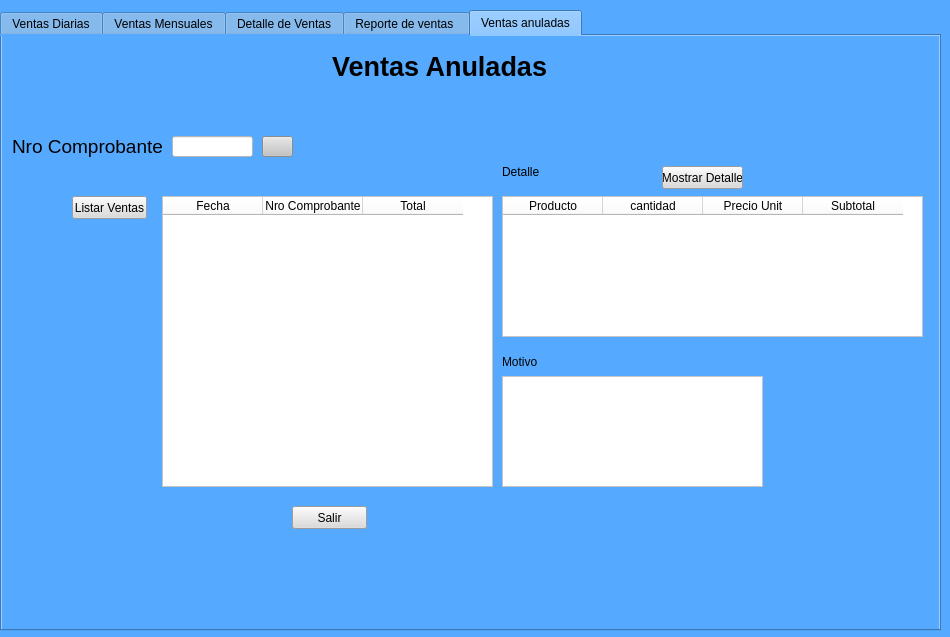
Qt form Views/informeDeVentas.ui (Miguel8819/Sistema_TweetyTesis) before a commit.
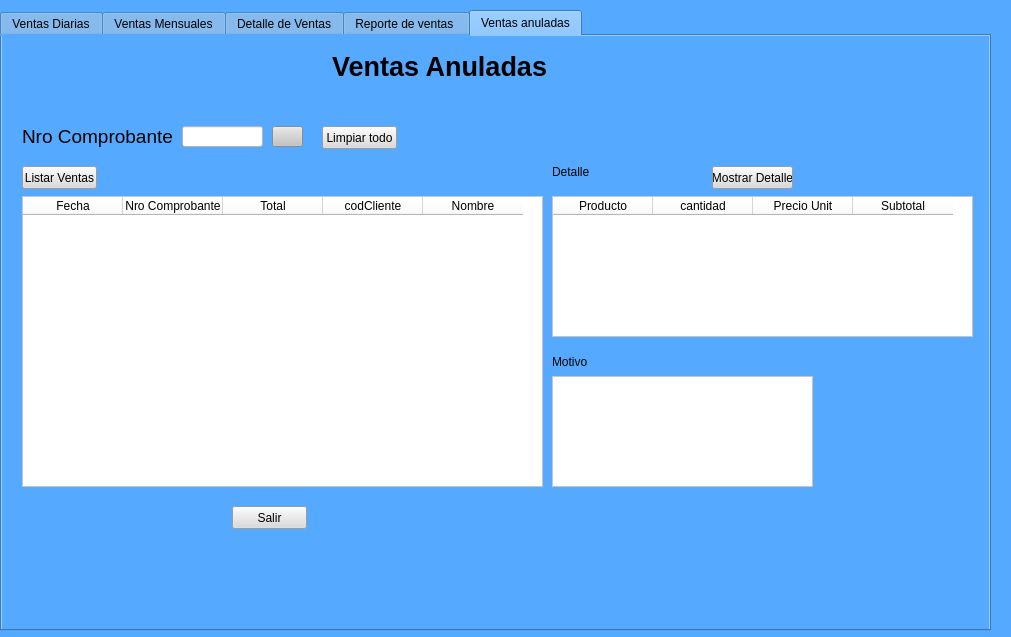
The same form after that commit. The open tabs and pages were chosen to show the change. Icons and pictures are not drawn.

Commit message: Pantalla Informe de ventas finalizada

What changed in the file:
```diff
--- a/Views/informeDeVentas.ui
+++ b/Views/informeDeVentas.ui
@@ -6,7 +6,7 @@
    <rect>
     <x>0</x>
     <y>0</y>
-    <width>950</width>
+    <width>1011</width>
     <height>637</height>
    </rect>
   </property>
@@ -21,7 +21,7 @@
     <rect>
      <x>0</x>
      <y>10</y>
-     <width>941</width>
+     <width>991</width>
      <height>621</height>
     </rect>
    </property>
@@ -887,7 +887,7 @@
     <widget class="QPushButton" name="Btn_volver_5">
      <property name="geometry">
       <rect>
-       <x>290</x>
+       <x>230</x>
        <y>470</y>
        <width>75</width>
        <height>23</height>
@@ -927,9 +927,9 @@
      </property>
      <property name="geometry">
       <rect>
-       <x>160</x>
+       <x>20</x>
        <y>160</y>
-       <width>331</width>
+       <width>521</width>
        <height>291</height>
       </rect>
      </property>
@@ -954,12 +954,22 @@
        <string>Total</string>
       </property>
      </column>
+     <column>
+      <property name="text">
+       <string>codCliente</string>
+      </property>
+     </column>
+     <column>
+      <property name="text">
+       <string>Nombre</string>
+      </property>
+     </column>
     </widget>
     <widget class="QPushButton" name="Btn_listar_3">
      <property name="geometry">
       <rect>
-       <x>70</x>
-       <y>160</y>
+       <x>20</x>
+       <y>130</y>
        <width>75</width>
        <height>23</height>
       </rect>
@@ -974,7 +984,7 @@
     <widget class="QLabel" name="label">
      <property name="geometry">
       <rect>
-       <x>500</x>
+       <x>550</x>
        <y>310</y>
        <width>81</width>
        <height>31</height>
@@ -990,8 +1000,8 @@
     <widget class="QPushButton" name="btn_buscarComprobante">
      <property name="geometry">
       <rect>
-       <x>260</x>
-       <y>100</y>
+       <x>270</x>
+       <y>90</y>
        <width>31</width>
        <height>21</height>
       </rect>
@@ -1011,8 +1021,8 @@
     <widget class="QLineEdit" name="search_comprobante">
      <property name="geometry">
       <rect>
-       <x>170</x>
-       <y>100</y>
+       <x>180</x>
+       <y>90</y>
        <width>81</width>
        <height>21</height>
       </rect>
@@ -1035,8 +1045,8 @@
     <widget class="QLabel" name="label_14">
      <property name="geometry">
       <rect>
-       <x>10</x>
-       <y>100</y>
+       <x>20</x>
+       <y>90</y>
        <width>151</width>
        <height>21</height>
       </rect>
@@ -1053,7 +1063,7 @@
     <widget class="QTextEdit" name="motivo_anulacion">
      <property name="geometry">
       <rect>
-       <x>500</x>
+       <x>550</x>
        <y>340</y>
        <width>261</width>
        <height>111</height>
@@ -1072,7 +1082,7 @@
     <widget class="QPushButton" name="btn_verMotivo">
      <property name="geometry">
       <rect>
-       <x>660</x>
+       <x>710</x>
        <y>130</y>
        <width>81</width>
        <height>23</height>
@@ -1091,7 +1101,7 @@
      </property>
      <property name="geometry">
       <rect>
-       <x>500</x>
+       <x>550</x>
        <y>160</y>
        <width>421</width>
        <height>141</height>
@@ -1127,7 +1137,7 @@
     <widget class="QLabel" name="label_13">
      <property name="geometry">
       <rect>
-       <x>500</x>
+       <x>550</x>
        <y>120</y>
        <width>91</width>
        <height>31</height>
@@ -1140,6 +1150,22 @@
       <string>Detalle</string>
      </property>
     </widget>
+    <widget class="QPushButton" name="Btn_limpiar5">
+     <property name="geometry">
+      <rect>
+       <x>320</x>
+       <y>90</y>
+       <width>75</width>
+       <height>23</height>
+      </rect>
+     </property>
+     <property name="styleSheet">
+      <string notr="true">background-color: rgb(218, 218, 218);</string>
+     </property>
+     <property name="text">
+      <string>Limpiar todo</string>
+     </property>
+    </widget>
    </widget>
   </widget>
  </widget>
```
Left out of the diff: 68 changed lines with no effect on the pictures. The commit also changes 6 other files.
